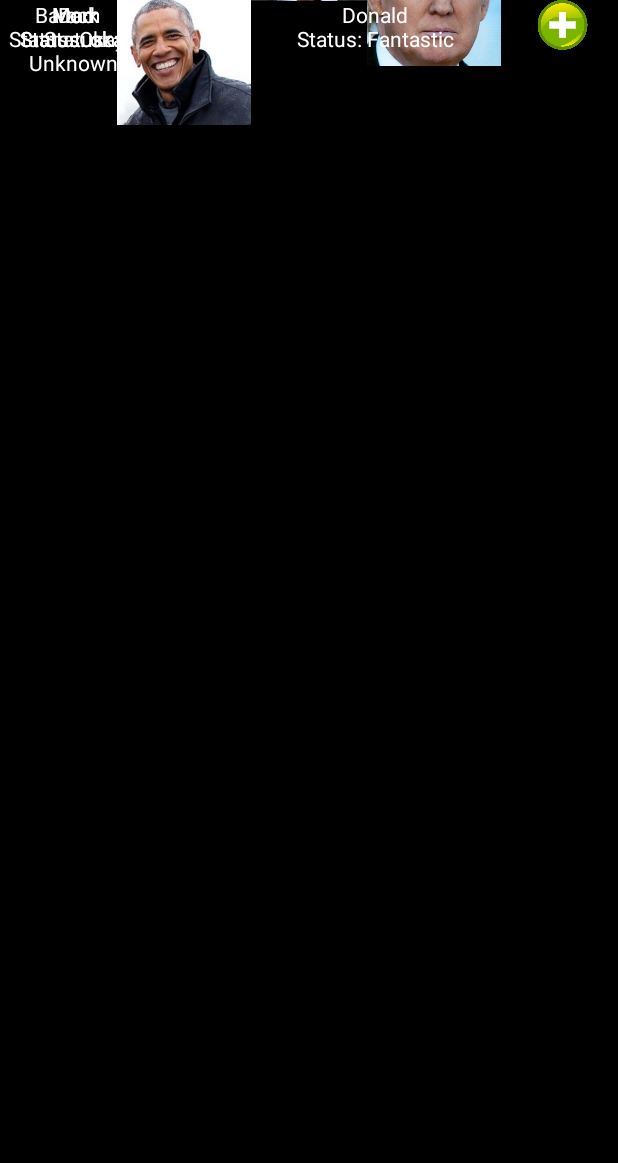
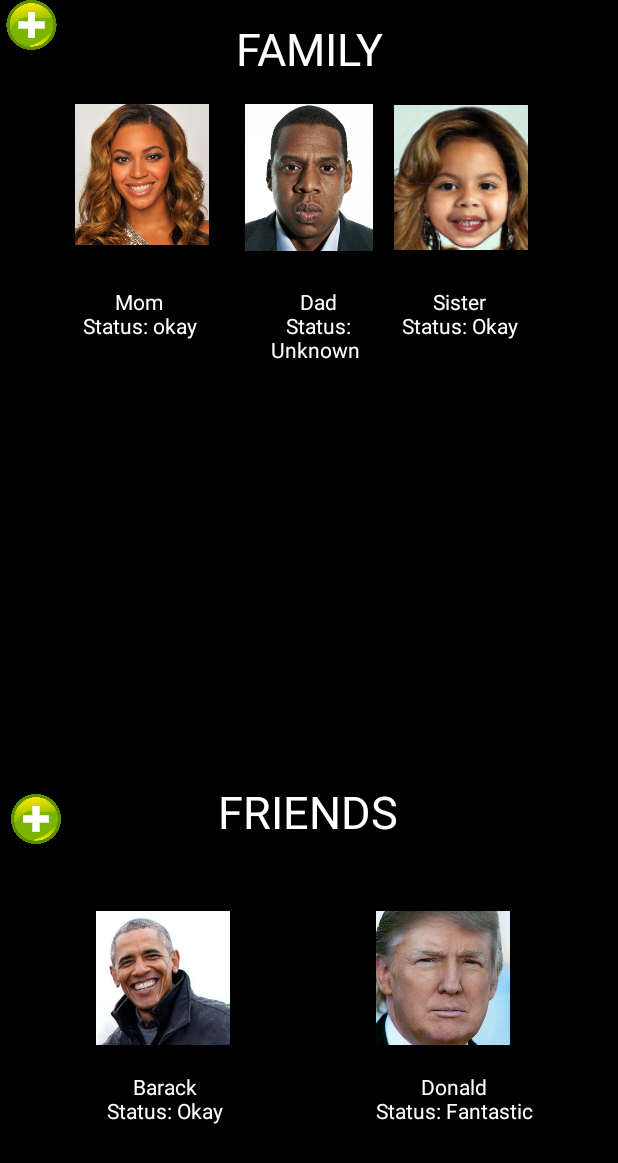
Before and after one commit to daft01/help.me, an Android app: the ContactsActivity screen opened directly, with no data from a screen before it, on a phone screen of 412 x 824 dp. Shown: the top 1163 px of the screen. Run offline under Robolectric (Android 15) with nearby library versions, the phone set to English and light mode, and no system bars.

Commit message:
almost donegit add .

```diff
--- a/help.me/app/src/main/java/com/firstapp/helpme/MainActivity.java
+++ b/help.me/app/src/main/java/com/firstapp/helpme/MainActivity.java
@@ -46,4 +46,10 @@ public class MainActivity extends AppCompatActivity {
         i = new Intent(getApplicationContext(), MapsActivity.class);
         startActivity(i);
     }
+
+    public void contanctClicked(View v){
+        Intent i;
+        i = new Intent(getApplicationContext(), ContactsActivity.class);
+        startActivity(i);
+    }
 }
--- a/help.me/app/src/main/res/layout/activity_contacts.xml
+++ b/help.me/app/src/main/res/layout/activity_contacts.xml
@@ -1,5 +1,6 @@
 <?xml version="1.0" encoding="utf-8"?>
-<android.support.constraint.ConstraintLayout xmlns:android="http://schemas.android.com/apk/res/android"
+<RelativeLayout
+    xmlns:android="http://schemas.android.com/apk/res/android"
     xmlns:app="http://schemas.android.com/apk/res-auto"
     xmlns:tools="http://schemas.android.com/tools"
     android:layout_width="match_parent"
@@ -12,99 +13,87 @@
         android:id="@+id/textView8"
         android:layout_width="match_parent"
         android:layout_height="39dp"
+        android:layout_below="@+id/textView10"
+        android:layout_centerHorizontal="true"
+        android:layout_marginTop="12dp"
         android:text="FAMILY"
         android:textAlignment="center"
         android:textColor="#ffffff"
         android:textSize="30dp"
-        app:layout_constraintBottom_toTopOf="@+id/imageView13"
-        app:layout_constraintEnd_toEndOf="parent"
-        app:layout_constraintHorizontal_bias="0.5"
-        app:layout_constraintStart_toStartOf="parent"
-        app:layout_constraintTop_toBottomOf="@+id/imageView"/>
+        tools:layout_editor_absoluteY="49dp"/>
 
     <ImageView
         android:id="@+id/imageView12"
         android:layout_width="42dp"
         android:layout_height="33dp"
-        app:layout_constraintEnd_toEndOf="parent"
-        app:layout_constraintHorizontal_bias="0.956"
-        app:layout_constraintStart_toStartOf="parent"
         app:srcCompat="@drawable/add"
+        tools:layout_editor_absoluteX="353dp"
         tools:layout_editor_absoluteY="257dp"/>
 
     <ImageView
         android:id="@+id/imageView"
         android:layout_width="36dp"
         android:layout_height="33dp"
-        app:layout_constraintBottom_toTopOf="@+id/textView8"
-        app:layout_constraintEnd_toEndOf="parent"
-        app:layout_constraintHorizontal_bias="0.957"
-        app:layout_constraintStart_toStartOf="parent"
-        app:layout_constraintTop_toTopOf="parent"
-        app:layout_constraintVertical_bias="1.0"
-        app:srcCompat="@drawable/add"/>
+        android:layout_alignBottom="@+id/textView9"
+        android:layout_toStartOf="@+id/textView12"
+        app:srcCompat="@drawable/add"
+        tools:layout_editor_absoluteX="359dp"
+        tools:layout_editor_absoluteY="16dp"/>
 
     <TextView
         android:id="@+id/textView9"
         android:layout_width="407dp"
         android:layout_height="42dp"
+        android:layout_above="@+id/imageView2"
+        android:layout_centerHorizontal="true"
+        android:layout_marginBottom="40dp"
         android:text="FRIENDS"
         android:textAlignment="center"
         android:textColor="#ffffff"
         android:textSize="30dp"
-        app:layout_constraintBottom_toTopOf="@+id/imageView2"
-        app:layout_constraintEnd_toEndOf="parent"
-        app:layout_constraintHorizontal_bias="0.5"
-        app:layout_constraintStart_toStartOf="parent"
-        app:layout_constraintTop_toBottomOf="@+id/imageView12"/>
+        tools:layout_editor_absoluteX="2dp"
+        tools:layout_editor_absoluteY="295dp"/>
 
     <ImageView
         android:id="@+id/imageView13"
         android:layout_width="89dp"
-        android:layout_height="98dp"
-        app:layout_constraintBottom_toTopOf="@+id/textView10"
-        app:layout_constraintEnd_toStartOf="@+id/imageView14"
-        app:layout_constraintHorizontal_bias="0.666"
-        app:layout_constraintStart_toStartOf="parent"
-        app:layout_constraintTop_toBottomOf="@+id/textView8"
-        app:srcCompat="@drawable/mom"/>
+        android:layout_height="102dp"
+        android:layout_alignBottom="@+id/imageView14"
+        android:layout_marginStart="8dp"
+        android:layout_toEndOf="@+id/imageView12"
+        app:srcCompat="@drawable/mom"
+        tools:layout_editor_absoluteX="36dp"
+        tools:layout_editor_absoluteY="96dp"/>
 
     <ImageView
         android:id="@+id/imageView14"
         android:layout_width="89dp"
         android:layout_height="98dp"
-        app:layout_constraintBottom_toTopOf="@+id/textView11"
-        app:layout_constraintEnd_toStartOf="@+id/imageView17"
-        app:layout_constraintHorizontal_bias="0.5"
-        app:layout_constraintStart_toEndOf="@+id/imageView13"
-        app:layout_constraintTop_toBottomOf="@+id/textView8"
-        app:srcCompat="@drawable/dad"/>
+        android:layout_below="@+id/textView8"
+        android:layout_centerHorizontal="true"
+        android:layout_marginTop="18dp"
+        app:srcCompat="@drawable/dad"
+        tools:layout_editor_absoluteX="161dp"
+        tools:layout_editor_absoluteY="98dp"/>
 
     <ImageView
         android:id="@+id/imageView17"
         android:layout_width="89dp"
         android:layout_height="98dp"
-        app:layout_constraintBottom_toTopOf="@+id/textView12"
-        app:layout_constraintEnd_toEndOf="parent"
-        app:layout_constraintHorizontal_bias="0.5"
-        app:layout_constraintStart_toEndOf="@+id/imageView14"
-        app:layout_constraintTop_toBottomOf="@+id/textView8"
-        app:srcCompat="@drawable/sister"/>
-
-    <TextView
-        android:id="@+id/textView10"
-        android:layout_width="102dp"
-        android:layout_height="51dp"
-        android:text="Mom\nStatus: okay"
-        android:textAlignment="center"
-        android:textColor="#fff"
-        tools:layout_editor_absoluteX="35dp"
-        tools:layout_editor_absoluteY="206dp"/>
+        android:layout_alignEnd="@+id/textView7"
+        android:layout_alignTop="@+id/imageView14"
+        android:layout_marginEnd="9dp"
+        app:srcCompat="@drawable/sister"
+        tools:layout_editor_absoluteX="286dp"
+        tools:layout_editor_absoluteY="98dp"/>
 
     <TextView
         android:id="@+id/textView11"
         android:layout_width="102dp"
         android:layout_height="51dp"
+        android:layout_alignBaseline="@+id/textView12"
+        android:layout_alignBottom="@+id/textView12"
+        android:layout_alignStart="@+id/imageView14"
         android:text="Dad\nStatus: Unknown "
         android:textAlignment="center"
         android:textColor="#fff"
@@ -117,6 +106,9 @@
         android:id="@+id/textView12"
         android:layout_width="102dp"
         android:layout_height="51dp"
+        android:layout_below="@+id/imageView13"
+        android:layout_marginTop="24dp"
+        android:layout_toEndOf="@+id/imageView12"
         android:text="Mom\nStatus: okay"
         android:textAlignment="center"
         android:textColor="#fff"
@@ -127,17 +119,21 @@
         android:id="@+id/imageView2"
         android:layout_width="89dp"
         android:layout_height="98dp"
-        app:layout_constraintBottom_toTopOf="@+id/textView6"
-        app:layout_constraintEnd_toStartOf="@+id/imageView3"
-        app:layout_constraintHorizontal_bias="0.5"
-        app:layout_constraintStart_toStartOf="parent"
-        app:layout_constraintTop_toBottomOf="@+id/textView9"
-        app:srcCompat="@drawable/barack"/>
+        android:layout_above="@+id/textView6"
+        android:layout_alignEnd="@+id/textView6"
+        android:layout_marginBottom="14dp"
+        app:srcCompat="@drawable/barack"
+        tools:layout_editor_absoluteX="78dp"
+        tools:layout_editor_absoluteY="342dp"/>
 
     <TextView
         android:id="@+id/textView6"
         android:layout_width="88dp"
         android:layout_height="43dp"
+        android:layout_alignBaseline="@+id/textView7"
+        android:layout_alignBottom="@+id/textView7"
+        android:layout_marginEnd="8dp"
+        android:layout_toStartOf="@+id/imageView14"
         android:text="Barack\nStatus: Okay"
         android:textAlignment="center"
         android:textColor="#fff"
@@ -148,25 +144,37 @@
         android:id="@+id/imageView3"
         android:layout_width="89dp"
         android:layout_height="98dp"
-        app:layout_constraintBottom_toTopOf="@+id/textView7"
-        app:layout_constraintEnd_toEndOf="parent"
-        app:layout_constraintHorizontal_bias="0.5"
-        app:layout_constraintStart_toEndOf="@+id/imageView2"
-        app:layout_constraintTop_toBottomOf="@+id/textView9"
-        app:layout_constraintVertical_bias="0.454"
-        app:srcCompat="@drawable/savior"/>
+        android:layout_alignTop="@+id/imageView2"
+        android:layout_toEndOf="@+id/imageView14"
+        app:srcCompat="@drawable/savior"
+        tools:layout_editor_absoluteX="245dp"
+        tools:layout_editor_absoluteY="342dp"/>
 
     <TextView
         android:id="@+id/textView7"
         android:layout_width="117dp"
         android:layout_height="43dp"
+        android:layout_alignEnd="@+id/textView9"
+        android:layout_alignParentBottom="true"
+        android:layout_marginBottom="66dp"
+        android:layout_marginEnd="48dp"
         android:text="Donald\nStatus: Fantastic"
         android:textAlignment="center"
         android:textColor="#fff"
-        app:layout_constraintEnd_toEndOf="parent"
-        app:layout_constraintHorizontal_bias="0.5"
-        app:layout_constraintStart_toEndOf="@+id/textView6"
+        tools:layout_editor_absoluteX="230dp"
         tools:layout_editor_absoluteY="446dp"/>
 
+    <TextView
+        android:id="@+id/textView13"
+        android:layout_width="117dp"
+        android:layout_height="43dp"
+        android:layout_alignBottom="@+id/textView11"
+        android:layout_alignEnd="@+id/textView7"
+        android:layout_alignTop="@+id/textView11"
+        android:layout_toEndOf="@+id/imageView14"
+        android:textColor="#ffffff"
+        android:textAlignment="center"
+        android:text="Sister\nStatus: Okay"/>
 
-</android.support.constraint.ConstraintLayout>
+
+</RelativeLayout>
--- a/help.me/app/src/main/res/layout/activity_main.xml
+++ b/help.me/app/src/main/res/layout/activity_main.xml
@@ -81,6 +81,7 @@
 
     <ImageView
         android:id="@+id/groups"
+        android:onClick="contanctClicked"
         android:layout_width="64dp"
         android:layout_height="67dp"
         app:layout_constraintBottom_toBottomOf="parent"
```
Also changed, not shown: help.me/app/src/main/res/drawable-xxhdpi/abram.png (added). Lines whose indentation alone changed are shown as unchanged.
